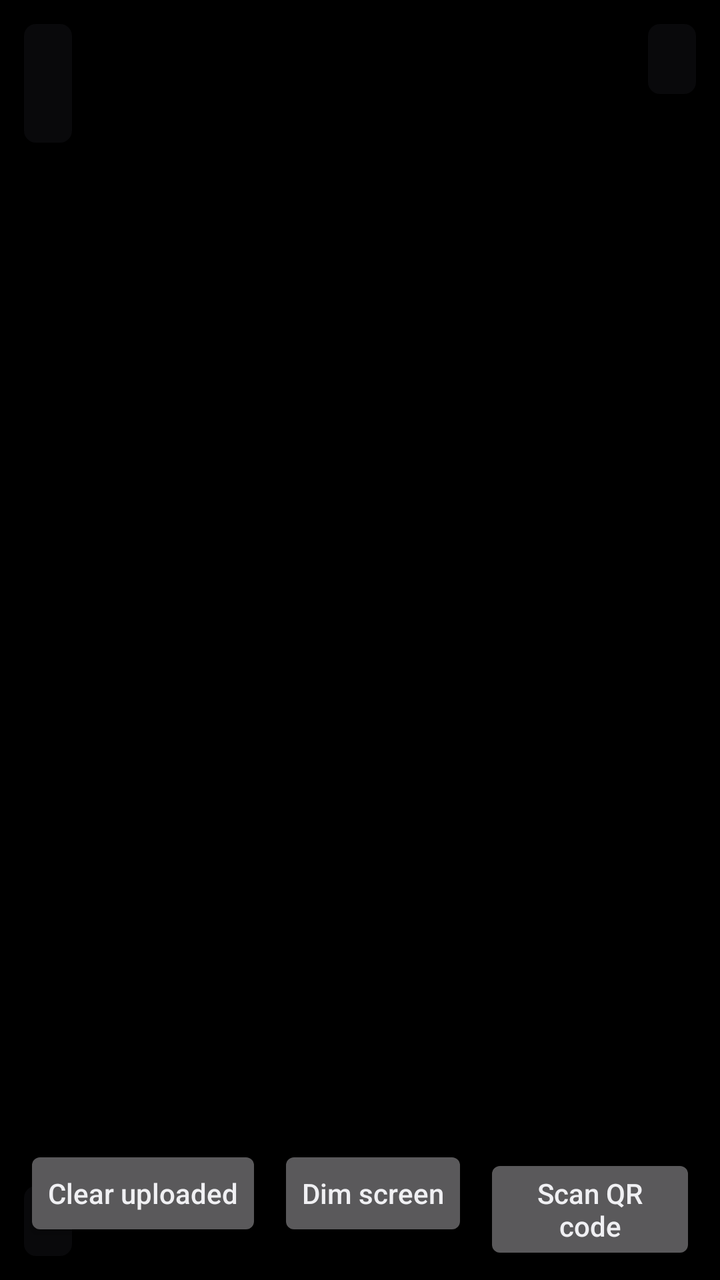
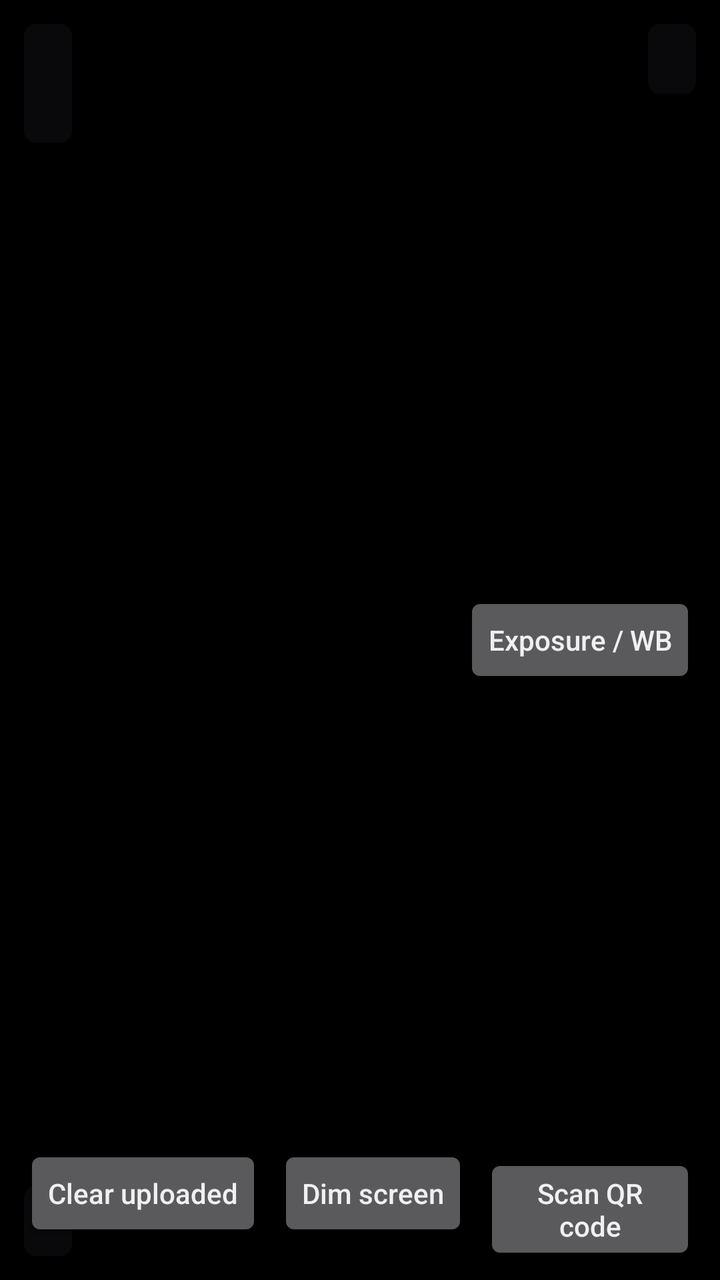

An Android layout rendered at two revisions. The XML below is the earlier revision; the diff shows what the commit changed to produce the second picture.
<!-- AndroidManifest.xml: application theme Theme.Recorder -->
<!-- res/layout/overlay.xml -->
<?xml version="1.0" encoding="utf-8"?>
<FrameLayout xmlns:android="http://schemas.android.com/apk/res/android"
    android:id="@+id/overlay"
    android:layout_width="match_parent"
    android:layout_height="match_parent"
    android:padding="12dp">

    <LinearLayout
        android:id="@+id/status"
        android:layout_width="wrap_content"
        android:layout_height="wrap_content"
        android:layout_gravity="top|start"
        android:background="@drawable/pill"
        android:orientation="vertical"
        android:paddingHorizontal="12dp"
        android:paddingVertical="8dp">

        <TextView
            android:id="@+id/name"
            android:layout_width="wrap_content"
            android:layout_height="wrap_content"
            android:textColor="#ECE8E1"
            android:textSize="18sp"
            android:textStyle="bold" />

        <TextView
            android:id="@+id/connection"
            android:layout_width="wrap_content"
            android:layout_height="wrap_content"
            android:maxWidth="300dp"
            android:textColor="#C9C6C0"
            android:textSize="14sp" />
    </LinearLayout>

    <TextView
        android:id="@+id/timer"
        android:layout_width="wrap_content"
        android:layout_height="wrap_content"
        android:layout_gravity="top|center_horizontal"
        android:background="@drawable/pill"
        android:fontFamily="monospace"
        android:paddingHorizontal="14dp"
        android:paddingVertical="6dp"
        android:textColor="#ECE8E1"
        android:textSize="26sp"
        android:visibility="gone" />

    <TextView
        android:id="@+id/mic"
        android:layout_width="wrap_content"
        android:layout_height="wrap_content"
        android:layout_gravity="top|end"
        android:background="@drawable/pill"
        android:paddingHorizontal="12dp"
        android:paddingVertical="8dp"
        android:textColor="#ECE8E1"
        android:textSize="14sp" />

    <TextView
        android:id="@+id/upload"
        android:layout_width="wrap_content"
        android:layout_height="wrap_content"
        android:layout_gravity="bottom|start"
        android:background="@drawable/pill"
        android:paddingHorizontal="12dp"
        android:paddingVertical="8dp"
        android:textColor="#ECE8E1"
        android:textSize="14sp" />

    <LinearLayout
        android:layout_width="wrap_content"
        android:layout_height="wrap_content"
        android:layout_gravity="bottom|end"
        android:orientation="horizontal">

        <Button
            android:id="@+id/clean"
            android:layout_width="wrap_content"
            android:layout_height="wrap_content"
            android:layout_marginEnd="8dp"
            android:text="@string/clean" />

        <Button
            android:id="@+id/dim"
            android:layout_width="wrap_content"
            android:layout_height="wrap_content"
            android:layout_marginEnd="8dp"
            android:text="@string/dim" />

        <Button
            android:id="@+id/scan"
            android:layout_width="wrap_content"
            android:layout_height="wrap_content"
            android:text="@string/scan" />
    </LinearLayout>
</FrameLayout>
<!-- resources referenced by this layout -->
<resources>
  <!-- drawable pill (drawable) -->
  <?xml version="1.0" encoding="utf-8"?>
  <shape xmlns:android="http://schemas.android.com/apk/res/android" android:shape="rectangle">
      <solid android:color="#E60A0B0D" />
      <corners android:radius="6dp" />
  </shape>
  <string name="clean">Clear uploaded videos</string>
  <string name="dim">Dim screen</string>
  <string name="scan">Scan QR code</string>
  <style name="Theme.Recorder" parent="android:Theme.DeviceDefault.NoActionBar">
          <item name="android:windowBackground">@android:color/black</item>
          <item name="android:windowLayoutInDisplayCutoutMode">shortEdges</item>
          <item name="android:buttonStyle">@style/Button</item>
      </style>
  <style name="Button" parent="android:Widget.DeviceDefault.Button">
          <item name="android:textAllCaps">false</item>
      </style>
</resources>

<!-- the commit's change to res/layout/overlay.xml (unified diff, before → after) -->
@@ -67,6 +67,13 @@
         android:textColor="#ECE8E1"
         android:textSize="14sp" />
 
+    <Button
+        android:id="@+id/camera_controls"
+        android:layout_width="wrap_content"
+        android:layout_height="wrap_content"
+        android:layout_gravity="end|center_vertical"
+        android:text="@string/controls_title" />
+
     <LinearLayout
         android:layout_width="wrap_content"
         android:layout_height="wrap_content"
<!-- resource entries referenced after the edit -->
@@ -7,6 +7,7 @@
       <corners android:radius="6dp" />
   </shape>
   <string name="clean">Clear uploaded videos</string>
+  <string name="controls_title">Exposure / WB</string>
   <string name="dim">Dim screen</string>
   <string name="scan">Scan QR code</string>
   <style name="Theme.Recorder" parent="android:Theme.DeviceDefault.NoActionBar">
